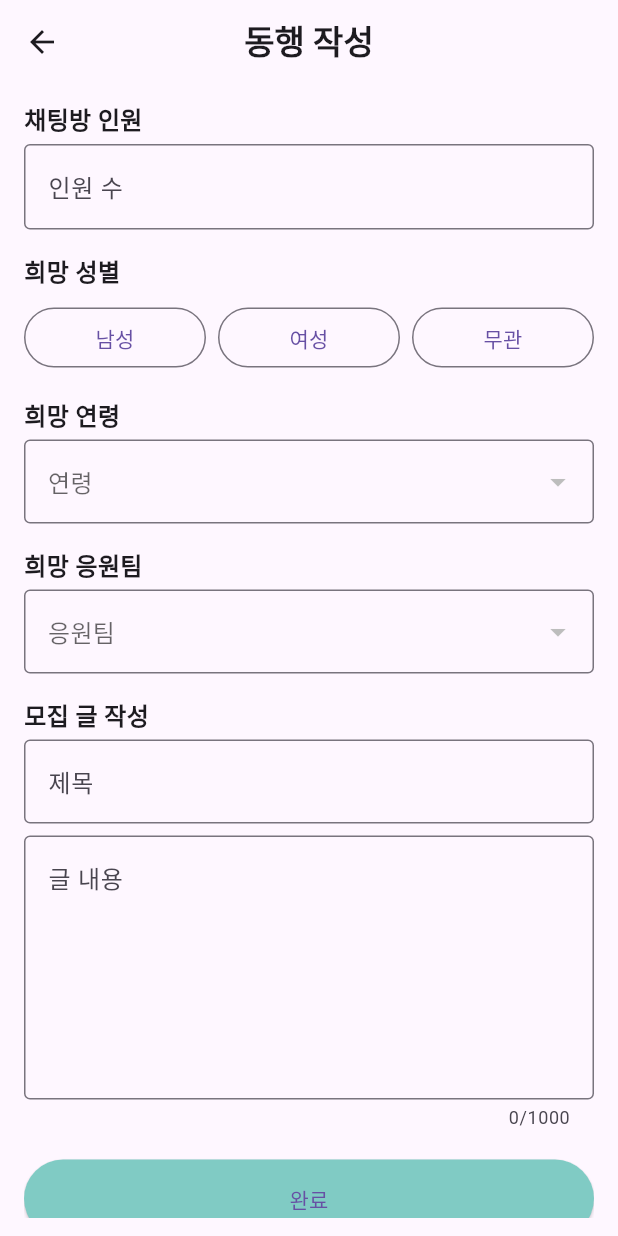
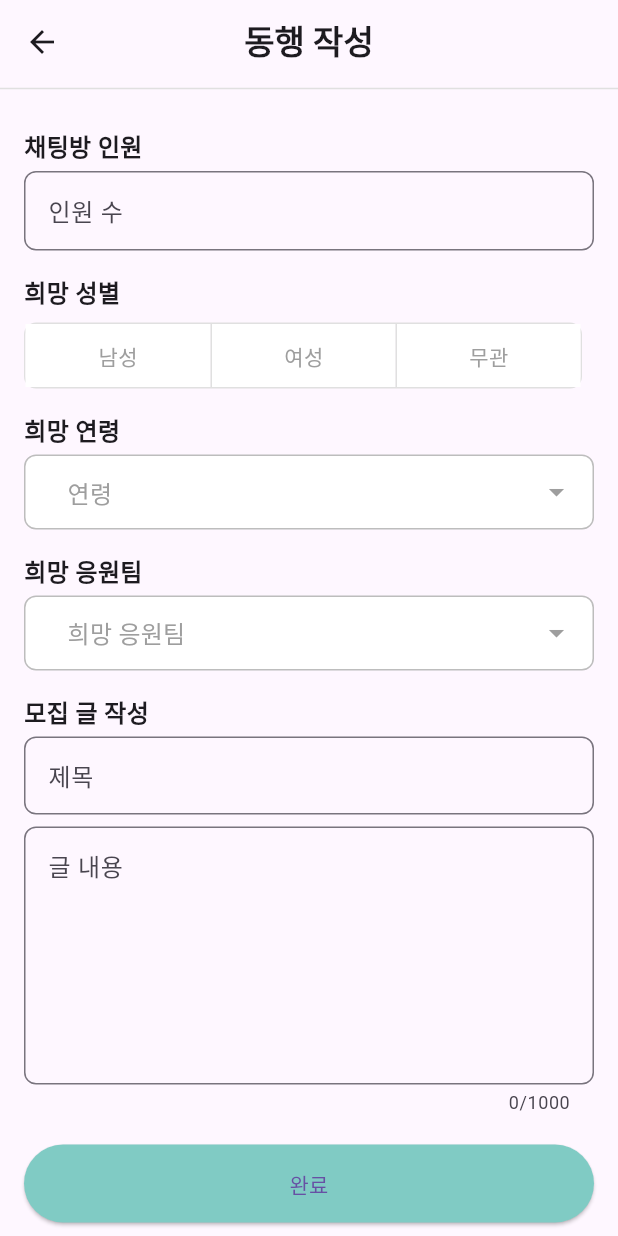
Before and after one commit to son7571/FinalProejct-sample-companion-write, a Flutter app: the screen it shows after launch, on a phone screen of 412 x 824 dp. Run offline on Flutter 3.47's test engine with Material 3 defaults, Android fonts, the light colour scheme and no system bars; drawn by our look-alikes of dropdown_button2.

Commit message:
버튼 디자인

```diff
--- a/lib/page/companion_write_screen.dart
+++ b/lib/page/companion_write_screen.dart
@@ -1,3 +1,6 @@
+import 'package:companion_write_screen/widgets/GenderToggle.dart';
+import 'package:companion_write_screen/widgets/outlinedInputfield.dart';
+import 'package:companion_write_screen/widgets/select_button.dart';
 import 'package:flutter/material.dart';
 
 class CompanionWriteScreen extends StatelessWidget {
@@ -14,19 +17,26 @@ class CompanionWriteScreen extends StatelessWidget {
         ),
         centerTitle: true,
       ),
-      body: Padding(
-        padding: const EdgeInsets.symmetric(horizontal: 16, vertical: 12),
-        child: SingleChildScrollView(
+
+      body: SingleChildScrollView(
         child: Column(
           crossAxisAlignment: CrossAxisAlignment.start,
           children: [
+            Divider(
+              thickness: 1,
+              height: 6,
+              color: Colors.grey.shade300,
+            ),
+            Padding(
+              padding: const EdgeInsets.symmetric(horizontal: 16, vertical: 12),
+              child: Column(
+                crossAxisAlignment: CrossAxisAlignment.start,
+                children: [
+                  const SizedBox(height: 12),
                   _buildLabel('채팅방 인원'),
                   const SizedBox(height: 4),
-              const TextField(
-                decoration: InputDecoration(
+                  OutlinedInputField(
                     hintText: '인원 수',
-                  border: OutlineInputBorder(),
-                ),
                     keyboardType: TextInputType.number,
                   ),
                   const SizedBox(height: 16),
@@ -34,58 +44,36 @@ class CompanionWriteScreen extends StatelessWidget {
                   const SizedBox(height: 8),
                   Row(
                     children: [
-                  _genderButton('남성'),
+                      Expanded(child: GenderToggle()),
                       const SizedBox(width: 8),
-                  _genderButton('여성'),
-                  const SizedBox(width: 8),
-                  _genderButton('무관'),
                     ],
                   ),
                   const SizedBox(height: 16),
                   _buildLabel('희망 연령'),
                   const SizedBox(height: 4),
-              DropdownButtonFormField<String>(
-                items: [
-                  DropdownMenuItem(value: '10대', child: Text('10대')),
-                  DropdownMenuItem(value: '20대', child: Text('20대')),
-                  DropdownMenuItem(value: '30대', child: Text('30대')),
-                ],
-                onChanged: null, // 실제 값은 상태 관리 필요
-                decoration: InputDecoration(
-                  border: OutlineInputBorder(),
+                  SelectButton(
                     hintText: '연령',
-                ),
+                    options: ['~20대', '20대 ~ 30대', '30대 ~ 40대', '40대 이상', '연령 무관'],
                   ),
                   const SizedBox(height: 16),
                   _buildLabel('희망 응원팀'),
                   const SizedBox(height: 4),
-              DropdownButtonFormField<String>(
-                items: [
-                  DropdownMenuItem(value: 'LG 트윈스', child: Text('LG 트윈스')),
-                  DropdownMenuItem(value: '두산 베어스', child: Text('두산 베어스')),
-                  // 추가 팀 가능
-                ],
-                onChanged: null,
-                decoration: InputDecoration(
-                  border: OutlineInputBorder(),
-                  hintText: '응원팀',
-                ),
+                  SelectButton(
+                    hintText: '희망 응원팀',
+                    options: ['LG 트윈스', '두산 베어스'],
+                    onChanged: (value) {
+                      print('선택한 팀: $value');
+                    },
                   ),
                   const SizedBox(height: 16),
                   _buildLabel('모집 글 작성'),
                   const SizedBox(height: 4),
-              const TextField(
-                decoration: InputDecoration(
+                  OutlinedInputField(
                     hintText: '제목',
-                  border: OutlineInputBorder(),
-                ),
                   ),
                   const SizedBox(height: 8),
-              const TextField(
-                decoration: InputDecoration(
+                  OutlinedInputField(
                     hintText: '글 내용',
-                  border: OutlineInputBorder(),
-                ),
                     maxLines: 6,
                     maxLength: 1000,
                   ),
@@ -104,6 +92,8 @@ class CompanionWriteScreen extends StatelessWidget {
                 ],
               ),
             ),
+          ],
+        ),
       ),
     );
   }
@@ -111,13 +101,4 @@ class CompanionWriteScreen extends StatelessWidget {
   Widget _buildLabel(String text) {
     return Text(text, style: const TextStyle(fontSize: 16, fontWeight: FontWeight.bold));
   }
-
-  static Widget _genderButton(String label) {
-    return Expanded(
-      child: OutlinedButton(
-        onPressed: () {}, // 선택 로직은 상태관리 필요
-        child: Text(label),
-      ),
-    );
 }
-}
--- /dev/null
+++ b/lib/widgets/GenderToggle.dart
@@ -0,0 +1,56 @@
+import 'package:flutter/material.dart';
+
+class GenderToggle extends StatefulWidget {
+  const GenderToggle({super.key});
+
+  @override
+  State<GenderToggle> createState() => _GenderToggleState();
+}
+
+class _GenderToggleState extends State<GenderToggle> {
+  List<bool> isSelected = [false, false, false];
+  final List<String> genderOptions = ['남성', '여성', '무관'];
+
+  @override
+  Widget build(BuildContext context) {
+    return Container(
+      height: 44,
+      decoration: BoxDecoration(
+        border: Border.all(color: Colors.grey.shade300),
+        borderRadius: BorderRadius.circular(8),
+      ),
+      child: Row(
+        children: List.generate(genderOptions.length, (index) {
+          final selected = isSelected[index];
+          return Expanded(
+            child: GestureDetector(
+              onTap: () {
+                setState(() {
+                  for (int i = 0; i < isSelected.length; i++) {
+                    isSelected[i] = i == index;
+                  }
+                });
+              },
+              child: Container(
+                decoration: BoxDecoration(
+                  color: selected ? Colors.teal.shade50 : Colors.white,
+                  border: Border(
+                    left: index == 0 ? BorderSide.none : BorderSide(color: Colors.grey.shade300),
+                  ),
+                ),
+                alignment: Alignment.center,
+                child: Text(
+                  genderOptions[index],
+                  style: TextStyle(
+                    color: selected ? Colors.teal : Colors.grey,
+                    fontWeight: FontWeight.w500,
+                  ),
+                ),
+              ),
+            ),
+          );
+        }),
+      ),
+    );
+  }
+}
--- /dev/null
+++ b/lib/widgets/outlinedInputfield.dart
@@ -0,0 +1,67 @@
+import 'package:flutter/material.dart';
+
+class OutlinedInputField extends StatefulWidget {
+  final String hintText;
+  final TextEditingController? controller;
+  final int maxLines;
+  final TextInputType keyboardType;
+  final int? maxLength;
+
+  const OutlinedInputField({
+    super.key,
+    required this.hintText,
+    this.controller,
+    this.maxLines = 1,
+    this.keyboardType = TextInputType.text,
+    this.maxLength,
+  });
+
+  @override
+  State<OutlinedInputField> createState() => _OutlinedInputFieldState();
+}
+
+class _OutlinedInputFieldState extends State<OutlinedInputField> {
+  late FocusNode _focusNode;
+  bool _isFocused = false;
+
+  @override
+  void initState() {
+    super.initState();
+    _focusNode = FocusNode();
+    _focusNode.addListener(() {
+      setState(() {
+        _isFocused = _focusNode.hasFocus;
+      });
+    });
+  }
+
+  @override
+  void dispose() {
+    _focusNode.dispose();
+    super.dispose();
+  }
+
+  @override
+  Widget build(BuildContext context) {
+    final borderColor = _isFocused ? Colors.teal : Colors.grey.shade400;
+
+    return TextField(
+      focusNode: _focusNode,
+      controller: widget.controller,
+      maxLines: widget.maxLines,
+      maxLength: widget.maxLength,
+      decoration: InputDecoration(
+        hintText: widget.hintText,
+        contentPadding: const EdgeInsets.symmetric(horizontal: 12, vertical: 14),
+        border: OutlineInputBorder(
+          borderRadius: BorderRadius.circular(8),
+          borderSide: BorderSide(color: borderColor, width: _isFocused ? 2 : 1),
+        ),
+        focusedBorder: OutlineInputBorder(
+          borderRadius: BorderRadius.circular(8),
+          borderSide: const BorderSide(color: Colors.teal, width: 2),
+        ),
+      ),
+    );
+  }
+}
--- /dev/null
+++ b/lib/widgets/select_button.dart
@@ -0,0 +1,93 @@
+import 'package:dropdown_button2/dropdown_button2.dart';
+import 'package:flutter/material.dart';
+
+class SelectButton extends StatefulWidget {
+  final List<String> options;
+  final String hintText;
+  final void Function(String?)? onChanged;
+
+  const SelectButton({
+    super.key,
+    required this.options,
+    required this.hintText,
+    this.onChanged,
+  });
+
+  @override
+  State<SelectButton> createState() => _SelectButtonState();
+}
+
+class _SelectButtonState extends State<SelectButton> {
+  String? selectedValue;
+  bool isDropdownOpened = false;
+
+  @override
+  Widget build(BuildContext context) {
+    final bool isActive = selectedValue != null || isDropdownOpened;
+
+    return DropdownButtonHideUnderline(
+      child: DropdownButton2<String>(
+        isExpanded: true,
+        hint: Text(
+          widget.hintText,
+          style: TextStyle(
+            color: isActive ? Colors.black : Colors.grey,
+            fontSize: 16,
+          ),
+        ),
+        value: selectedValue,
+        onChanged: (value) {
+          setState(() {
+            selectedValue = value;
+            isDropdownOpened = false;
+          });
+          widget.onChanged?.call(value);
+        },
+        items: [
+          const DropdownMenuItem<String>(
+            value: null,
+            child: Text(
+              '선택 안함',
+              style: TextStyle(color: Colors.grey),
+            ),
+          ),
+          ...widget.options.map((option) {
+            return DropdownMenuItem<String>(
+              value: option,
+              child: Text(option),
+            );
+          }).toList(),
+        ],
+        buttonStyleData: ButtonStyleData(
+          height: 50,
+          padding: const EdgeInsets.symmetric(horizontal: 12),
+          decoration: BoxDecoration(
+            border: Border.all(
+              color: isActive ? Colors.teal : Colors.grey.shade400,
+              width: isActive ? 2 : 1,
+            ),
+            borderRadius: BorderRadius.circular(8),
+            color: Colors.white,
+          ),
+        ),
+        dropdownStyleData: DropdownStyleData(
+          decoration: BoxDecoration(
+            borderRadius: BorderRadius.circular(8),
+            color: Colors.white,
+            border: Border.all(color: Colors.grey.shade200),
+          ),
+          offset: const Offset(0, 4),
+          maxHeight: 240,
+        ),
+        iconStyleData: const IconStyleData(
+          icon: Icon(Icons.arrow_drop_down, color: Colors.grey),
+        ),
+        onMenuStateChange: (isOpen) {
+          setState(() {
+            isDropdownOpened = isOpen;
+          });
+        },
+      ),
+    );
+  }
+}
--- a/pubspec.yaml
+++ b/pubspec.yaml
@@ -34,6 +34,8 @@ dependencies:
   # The following adds the Cupertino Icons font to your application.
   # Use with the CupertinoIcons class for iOS style icons.
   cupertino_icons: ^1.0.8
+  dropdown_button2: ^2.3.9
+
 
 dev_dependencies:
   flutter_test:
```
Also changed, not shown: pubspec.lock. Lines whose indentation alone changed are shown as unchanged.
